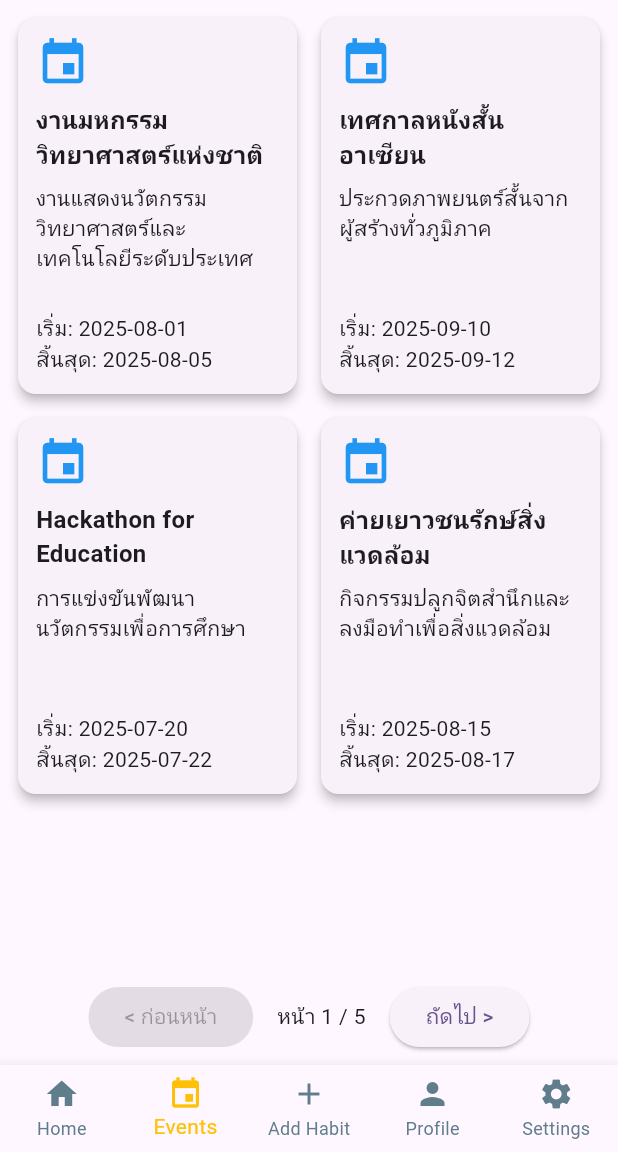
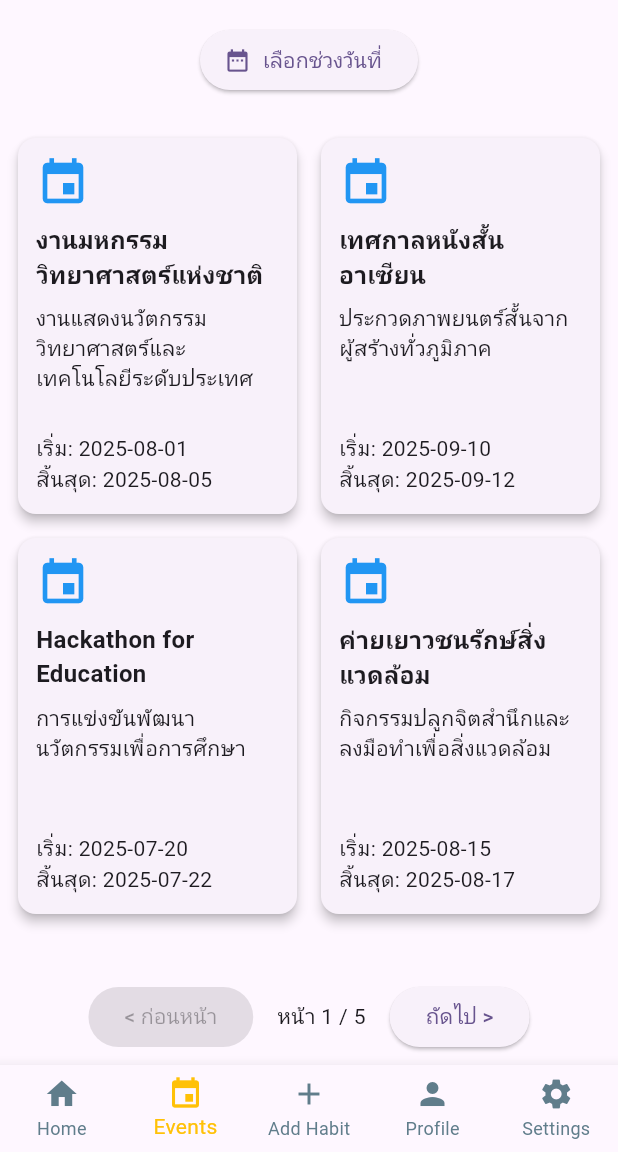
Before and after one commit to krahyor/campus_life_hub01, a Flutter app: the MainHomeScreen screen opened directly, item 2 of the bottom bar chosen, on a phone screen of 412 x 824 dp, the part 84-1236 px from its top. Run offline on Flutter 3.47's test engine with Material 3 defaults, Android fonts, the phone set to English and light mode, and no system bars; our stand-ins replace firebase_auth, firebase_core, flutter_screenutil, google_fonts, shared_preferences; accounts and stored records are empty; network calls fail; Roboto replaces fonts that are missing (Prompt).

Commit message:
Rename CalendarScreen to EventsScreen and build date range picker in events_screen

```diff
--- a/lib/ui/screens/events_screen/events_screen.dart
+++ b/lib/ui/screens/events_screen/events_screen.dart
@@ -2,17 +2,18 @@ import 'dart:convert';
 import 'package:flutter/material.dart';
 import 'package:flutter/services.dart' show rootBundle;
 
-class CalendarScreen extends StatefulWidget {
-  const CalendarScreen({super.key});
+class EventsScreen extends StatefulWidget {
+  const EventsScreen({super.key});
 
   @override
-  State<CalendarScreen> createState() => _CalendarScreenState();
+  State<EventsScreen> createState() => _EventsScreenState();
 }
 
-class _CalendarScreenState extends State<CalendarScreen> {
+class _EventsScreenState extends State<EventsScreen> {
   late Future<List<Map<String, dynamic>>> futureEvents;
   int currentPage = 0;
   final int itemsPerPage = 4;
+  DateTimeRange? selectedDateRange;
 
   @override
   void initState() {
@@ -26,6 +27,28 @@ class _CalendarScreenState extends State<CalendarScreen> {
     );
     final List<dynamic> jsonData = json.decode(jsonString);
     return jsonData.cast<Map<String, dynamic>>();
+  }
+
+  Future<void> _selectDateRange() async {
+    final DateTime now = DateTime.now();
+    final DateTimeRange? picked = await showDateRangePicker(
+      context: context,
+      firstDate: DateTime(2000),
+      lastDate: DateTime(2100),
+      initialDateRange:
+          selectedDateRange ??
+          DateTimeRange(
+            start: now.subtract(const Duration(days: 7)),
+            end: now.add(const Duration(days: 7)),
+          ),
+    );
+
+    if (picked != null) {
+      setState(() {
+        selectedDateRange = picked;
+        currentPage = 0; // รีเซ็ตหน้าเมื่อเลือกวันที่ใหม่
+      });
+    }
   }
 
   @override
@@ -45,7 +68,24 @@ class _CalendarScreenState extends State<CalendarScreen> {
           return const Center(child: Text("ไม่พบข้อมูลกิจกรรม"));
         }
 
-        final events = snapshot.data!;
+        List<Map<String, dynamic>> events = snapshot.data!;
+
+        if (selectedDateRange != null) {
+          events =
+              events.where((event) {
+                final start = DateTime.tryParse(event["start_date"] ?? '');
+                final end = DateTime.tryParse(event["end_date"] ?? '');
+                if (start == null || end == null) return false;
+                return start.isBefore(
+                      selectedDateRange!.end.add(const Duration(days: 1)),
+                    ) &&
+                    end.isAfter(
+                      selectedDateRange!.start.subtract(
+                        const Duration(days: 1),
+                      ),
+                    );
+              }).toList();
+        }
         final totalPages = (events.length / itemsPerPage).ceil();
 
         // Slice events for current page
@@ -55,6 +95,66 @@ class _CalendarScreenState extends State<CalendarScreen> {
 
         return Column(
           children: [
+            Padding(
+              padding: const EdgeInsets.all(8),
+              child: Column(
+                children: [
+                  // Row 1: ปุ่มเลือกช่วงวันที่ อยู่ตรงกลาง
+                  Padding(
+                    padding: const EdgeInsets.symmetric(vertical: 8),
+                    child: Row(
+                      children: [
+                        const Spacer(flex: 2),
+                        Expanded(
+                          flex: 6,
+                          child: Center(
+                            child: ElevatedButton.icon(
+                              onPressed: _selectDateRange,
+                              icon: const Icon(Icons.date_range),
+                              label: const Text("เลือกช่วงวันที่"),
+                            ),
+                          ),
+                        ),
+                        const Spacer(flex: 2),
+                      ],
+                    ),
+                  ),
+
+                  // Row 2: ข้อความชิดซ้าย ปุ่มล้างชิดขวา
+                  if (selectedDateRange != null)
+                    Padding(
+                      padding: const EdgeInsets.only(bottom: 8),
+                      child: Row(
+                        children: [
+                          Expanded(
+                            flex: 6,
+                            child: Text(
+                              "แสดงกิจกรรมระหว่าง\n${selectedDateRange!.start.toLocal().toString().split(' ')[0]} ถึง ${selectedDateRange!.end.toLocal().toString().split(' ')[0]}",
+                              textAlign: TextAlign.left,
+                            ),
+                          ),
+                          const Spacer(flex: 2),
+                          Expanded(
+                            flex: 4,
+                            child: Align(
+                              alignment: Alignment.centerRight,
+                              child: OutlinedButton(
+                                onPressed: () {
+                                  setState(() {
+                                    selectedDateRange = null;
+                                    currentPage = 0;
+                                  });
+                                },
+                                child: const Text("ล้างช่วงวันที่"),
+                              ),
+                            ),
+                          ),
+                        ],
+                      ),
+                    ),
+                ],
+              ),
+            ),
             Expanded(
               child: Padding(
                 padding: const EdgeInsets.all(8.0),
--- a/lib/ui/screens/main_screen/main_screen.dart
+++ b/lib/ui/screens/main_screen/main_screen.dart
@@ -15,7 +15,7 @@ class _MainHomeScreenState extends State<MainHomeScreen> {
 
   final List<Widget> widgetOptions = const [
     HomeScreen(),
-    CalendarScreen(),
+    EventsScreen(),
     Center(child: Text('Add Habit', style: TextStyle(fontSize: 24))),
     ProfileScreen(),
     SettingsScreen(),
```
